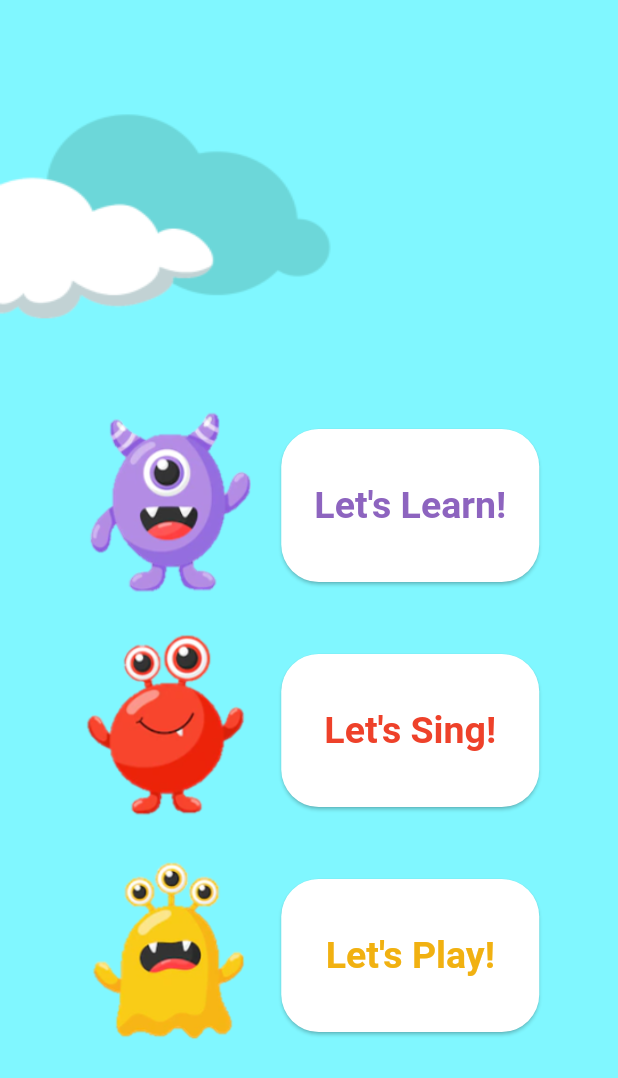
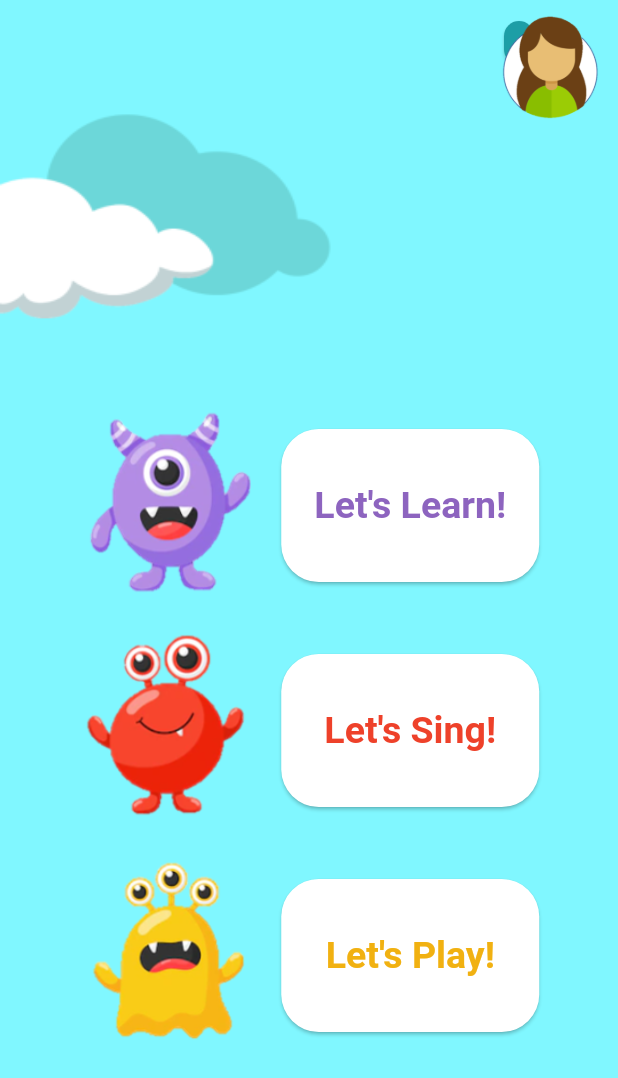
Before and after one commit to JaweriaAsif/monstermind, a Flutter app: the HomePage screen opened directly, on a phone screen of 412 x 824 dp. Shown: the top 1078 px of the screen. Run offline on Flutter 3.47's test engine with Material 2 defaults, Android fonts, the phone set to English and light mode, and no system bars; our stand-ins replace google_fonts.

Commit message:
avatar pic (aligned)

```diff
--- a/lib/HomePage/homePage.dart
+++ b/lib/HomePage/homePage.dart
@@ -1,5 +1,6 @@
 import 'package:flutter/material.dart';
 import 'package:monstermind/HomePage/option.dart';
+import 'package:monstermind/avatar.dart';
 
 class HomePage extends StatefulWidget {
   const HomePage({Key? key}) : super(key: key);
@@ -12,6 +13,18 @@ class _HomePageState extends State<HomePage> {
   @override
   Widget build(BuildContext context) {
     return Scaffold(
+      extendBodyBehindAppBar: true,
+      // appBar: AppBar(
+      //   backgroundColor: Colors.transparent,
+      //   elevation: 0.0,
+      //   actions: [
+      //     Padding(
+      //       padding: const EdgeInsets.only(right: 10),
+      //       child: Avatar(),
+      //     ),
+      //   ],
+      //   automaticallyImplyLeading: false,
+      // ),
       body: Stack(
         children: [
           SizedBox(
@@ -22,6 +35,7 @@ class _HomePageState extends State<HomePage> {
               fit: BoxFit.fill,
             ),
           ),
+          Avatar(),
           Column(
             mainAxisAlignment: MainAxisAlignment.center,
             children: const [
--- /dev/null
+++ b/lib/avatar.dart
@@ -0,0 +1,58 @@
+import 'package:flutter/material.dart';
+import 'package:monstermind/signup2.dart';
+
+class Avatar extends StatefulWidget {
+  Avatar({Key? key}) : super(key: key);
+
+  @override
+  State<Avatar> createState() => AvatarState();
+}
+
+class AvatarState extends State<Avatar> {
+  @override
+  Widget build(BuildContext context) {
+    return Align(
+      alignment: Alignment.topRight,
+      child: Padding(
+        padding: const EdgeInsets.all(10),
+        child: Stack(
+          children: <Widget>[
+            Column(
+              children: [
+                Card(
+                  child: Padding(
+                    padding: const EdgeInsets.symmetric(
+                      vertical: 5,
+                      horizontal: 10,
+                    ),
+                    child: Text(
+                      user.name,
+                      style: const TextStyle(
+                        color: Colors.white,
+                        fontSize: 16,
+                      ),
+                    ),
+                  ),
+                  color: Color(0xff1D9EA6),
+                  shape: RoundedRectangleBorder(
+                    borderRadius: BorderRadius.circular(25.0),
+                  ),
+                ),
+              ],
+            ),
+            SizedBox(
+              width: 70,
+              height: 70,
+              child: Image(
+                image: (user.gender == "Male")
+                    ? (const AssetImage('assets/images/boy avatar.png'))
+                    : (const AssetImage('assets/images/girl avatar.png')),
+                fit: BoxFit.fill,
+              ),
+            ),
+          ],
+        ),
+      ),
+    );
+  }
+}
```
